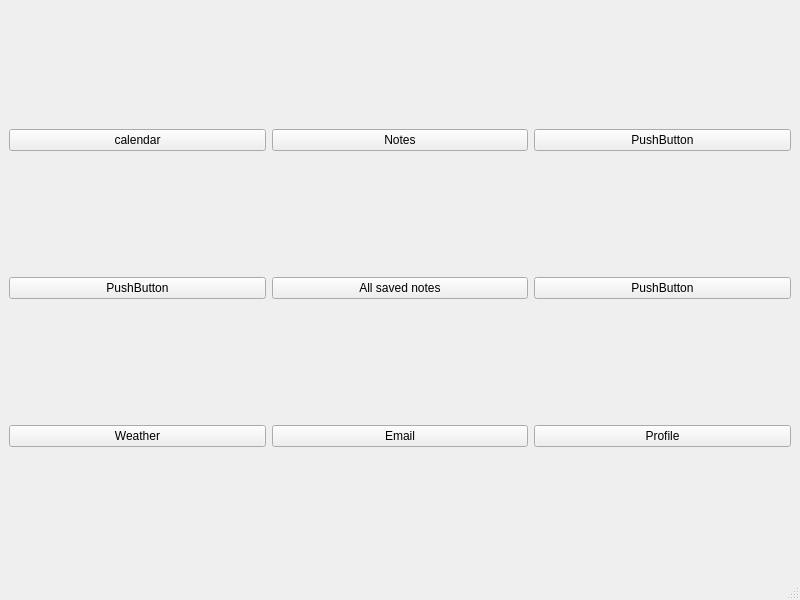
Qt form mainwindow.ui (Tauski/IdealPDA_Windows) before a commit.
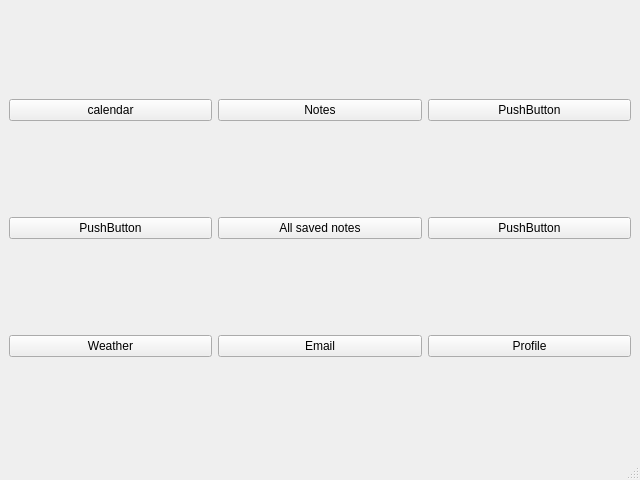
The same form after that commit.

Diff of the .ui file:
```diff
--- a/mainwindow.ui
+++ b/mainwindow.ui
@@ -6,10 +6,22 @@
    <rect>
     <x>0</x>
     <y>0</y>
-    <width>800</width>
-    <height>600</height>
+    <width>640</width>
+    <height>480</height>
    </rect>
   </property>
+  <property name="minimumSize">
+   <size>
+    <width>640</width>
+    <height>480</height>
+   </size>
+  </property>
+  <property name="maximumSize">
+   <size>
+    <width>1920</width>
+    <height>1080</height>
+   </size>
+  </property>
   <property name="windowTitle">
    <string>MainWindow</string>
   </property>
@@ -83,8 +95,8 @@
         </property>
         <property name="maximumSize">
          <size>
-          <width>199999</width>
-          <height>169393</height>
+          <width>16777215</width>
+          <height>16777215</height>
          </size>
         </property>
         <property name="text">
```
Left out of the diff: 5 changed lines with no effect on the pictures.
